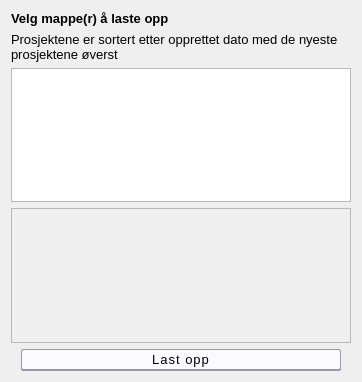
Before: the Qt Designer form riogisoffline/dialog/riogis_dialog_upload.ui in vavpp/riogisoffline, drawn with Qt 5.
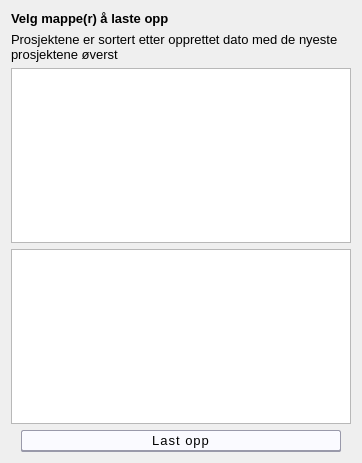
After: the same form once the commit is applied.

Patch:
```diff
--- a/riogisoffline/dialog/riogis_dialog_upload.ui
+++ b/riogisoffline/dialog/riogis_dialog_upload.ui
@@ -7,7 +7,7 @@
     <x>0</x>
     <y>0</y>
     <width>362</width>
-    <height>382</height>
+    <height>463</height>
    </rect>
   </property>
   <property name="windowTitle">
@@ -65,12 +65,25 @@
    <item row="3" column="0" colspan="2">
     <widget class="QListWidget" name="selectedItemsWidget">
      <property name="enabled">
-      <bool>false</bool>
+      <bool>true</bool>
+     </property>
+     <property name="selectionMode">
+      <enum>QAbstractItemView::NoSelection</enum>
+     </property>
+     <property name="isWrapping" stdset="0">
+      <bool>true</bool>
+     </property>
+     <property name="viewMode">
+      <enum>QListView::ListMode</enum>
      </property>
     </widget>
    </item>
    <item row="2" column="0" colspan="2">
-    <widget class="QListWidget" name="listWidget"/>
+    <widget class="QListWidget" name="listWidget">
+     <property name="sortingEnabled">
+      <bool>false</bool>
+     </property>
+    </widget>
    </item>
    <item row="0" column="0" colspan="2">
     <widget class="QLabel" name="label_6">
```
